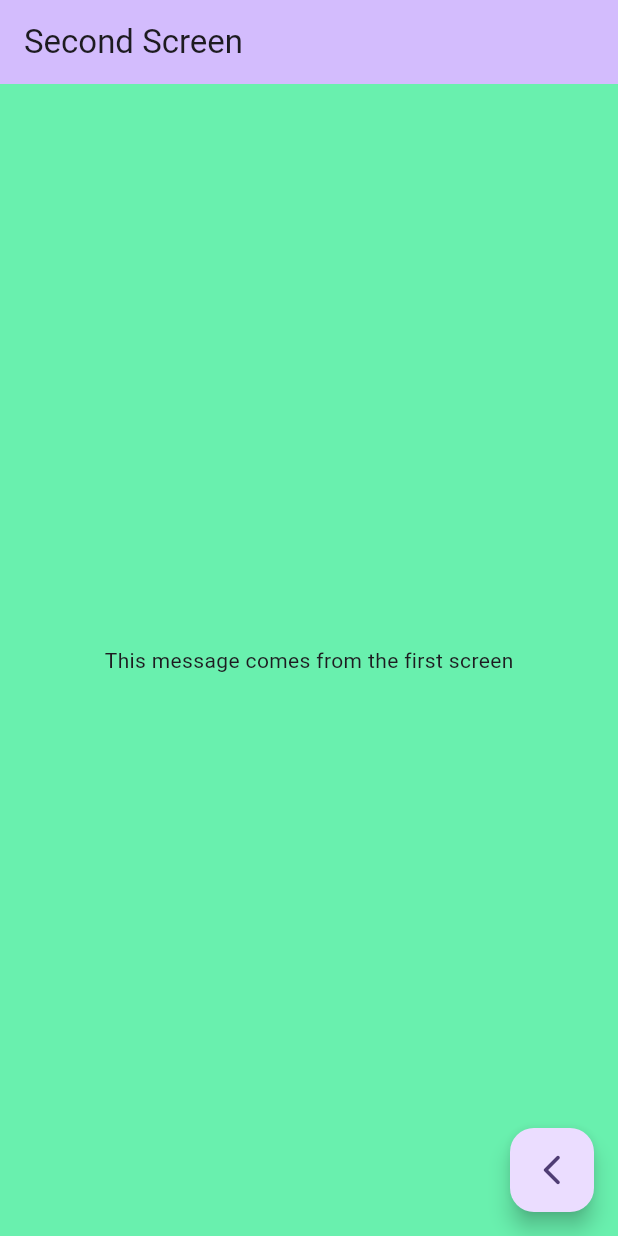
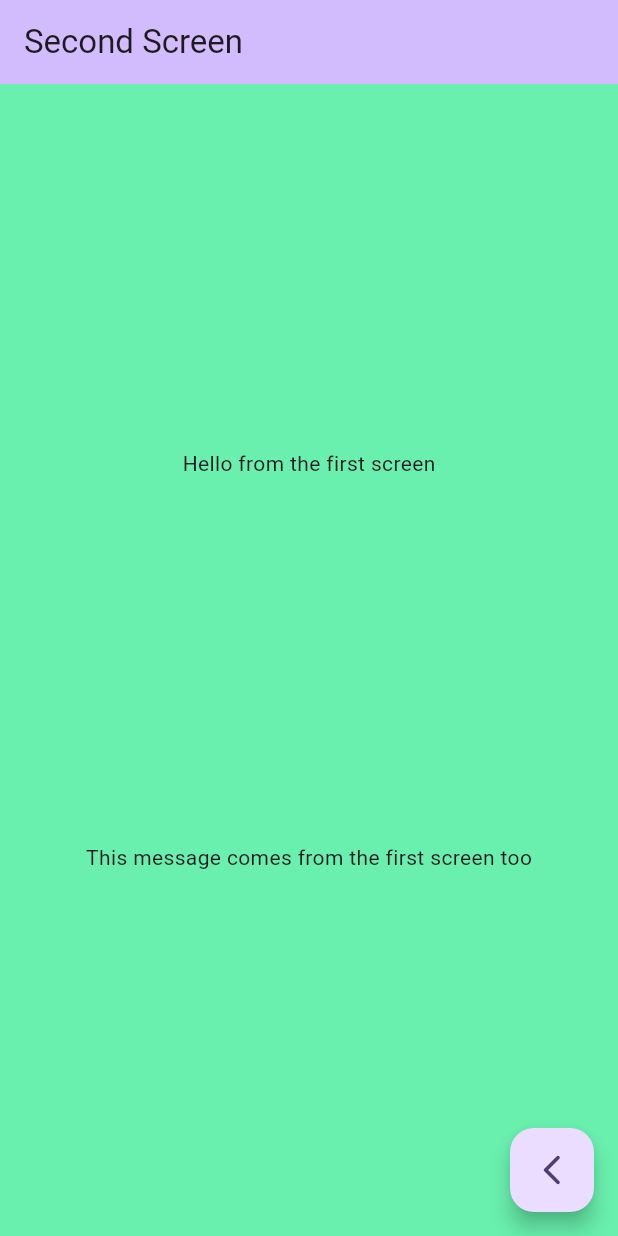
Before and after one commit to ant0nit0/Flutter-Tutorials, a Flutter app: the screen it shows after launch, after a tap on the "arrow forward ios" icon, on a phone screen of 412 x 824 dp. Run offline on Flutter 3.47's test engine with Material 3 defaults, Android fonts, the phone set to English and light mode, and no system bars; our stand-ins replace flutter_translate, shared_preferences.

Commit message:
🚚 2. Router and Navigation

```diff
--- a/a2_router/lib/main.dart
+++ b/a2_router/lib/main.dart
@@ -11,12 +11,11 @@ class MyApp extends StatelessWidget {
   @override
   Widget build(BuildContext context) {
     return MaterialApp(
-      title: 'Flutter Demo',
+      title: 'Routing app',
       theme: ThemeData(
         colorScheme: ColorScheme.fromSeed(seedColor: Colors.deepPurple),
         useMaterial3: true,
       ),
-      home: const FirstScreen(),
       initialRoute: Routes.firstScreen,
       onGenerateRoute: RouteGenerator.generateRoute,
       debugShowCheckedModeBanner: false,
@@ -41,7 +40,9 @@ class FirstScreen extends StatelessWidget {
         onPressed: () => navigatorKey.currentState!.pushReplacementNamed(
           Routes.secondScreen,
           arguments: const SecondScreenArgs(
-              'This message comes from the first screen'),
+            title: 'Hello from the first screen',
+            message: 'This message comes from the first screen too',
+          ),
         ),
         tooltip: 'Go to second page',
         child: const Icon(Icons.arrow_forward_ios_rounded),
@@ -63,7 +64,13 @@ class SecondScreen extends StatelessWidget {
         title: const Text('Second Screen'),
       ),
       body: Center(
-        child: Text(args.message),
+        child: Column(
+          mainAxisAlignment: MainAxisAlignment.spaceEvenly,
+          children: [
+            Text(args.title),
+            Text(args.message),
+          ],
+        ),
       ),
       backgroundColor: Colors.greenAccent,
       floatingActionButton: FloatingActionButton(
@@ -80,7 +87,11 @@ class SecondScreen extends StatelessWidget {
 /// in order to improve maintainability and readability.
 /// This way, we can easily add or remove parameters without having to update the router
 class SecondScreenArgs {
+  final String title;
   final String message;
 
-  const SecondScreenArgs(this.message);
+  const SecondScreenArgs({
+    required this.title,
+    required this.message,
+  });
 }
```
